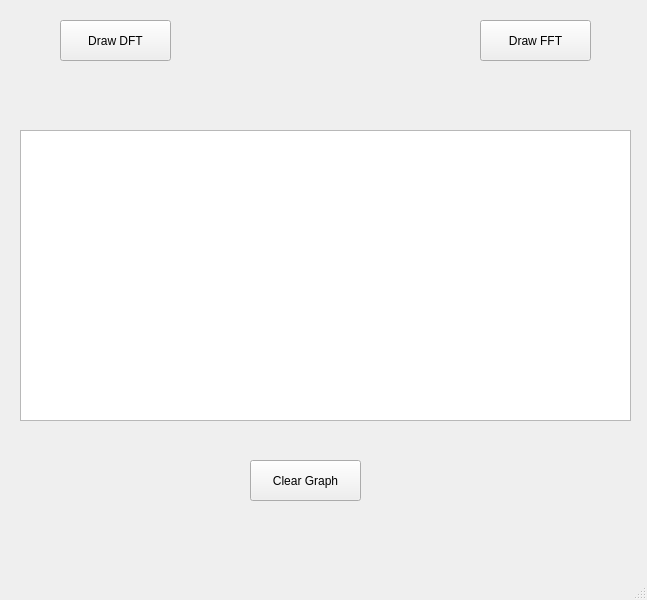
Old version of the form FFT/FFT.ui in the repository yasser1412/Magnitude-phase-Mixer.
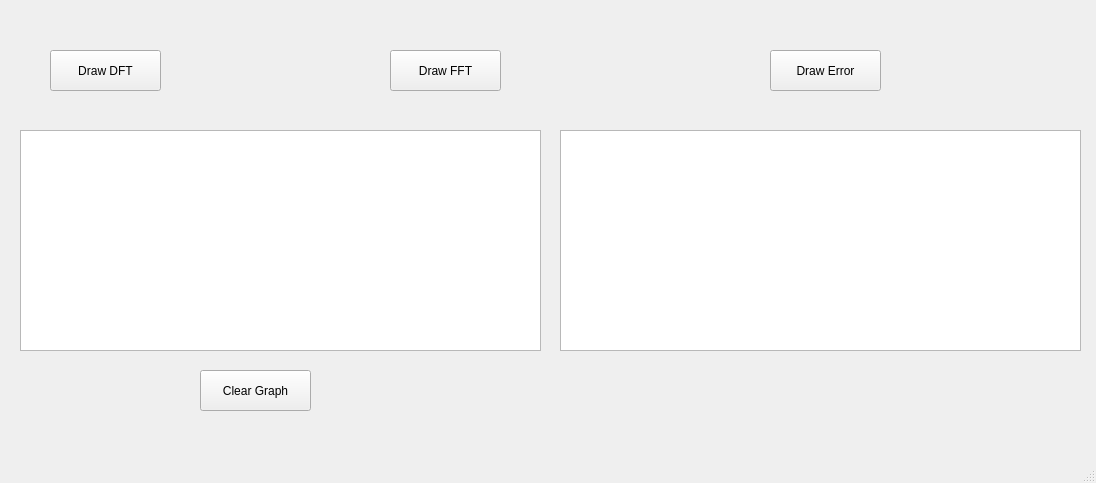
New version of the form. Custom widgets are drawn as their Qt base class.

Diff of the .ui file:
```diff
--- a/FFT/FFT.ui
+++ b/FFT/FFT.ui
@@ -6,8 +6,8 @@
    <rect>
     <x>0</x>
     <y>0</y>
-    <width>647</width>
-    <height>600</height>
+    <width>1096</width>
+    <height>483</height>
    </rect>
   </property>
   <property name="windowTitle">
@@ -17,8 +17,8 @@
    <widget class="QPushButton" name="dftBtn">
     <property name="geometry">
      <rect>
-      <x>60</x>
-      <y>20</y>
+      <x>50</x>
+      <y>50</y>
       <width>111</width>
       <height>41</height>
      </rect>
@@ -30,8 +30,8 @@
    <widget class="QPushButton" name="fftBtn">
     <property name="geometry">
      <rect>
-      <x>480</x>
-      <y>20</y>
+      <x>390</x>
+      <y>50</y>
       <width>111</width>
       <height>41</height>
      </rect>
@@ -45,16 +45,16 @@
      <rect>
       <x>20</x>
       <y>130</y>
-      <width>611</width>
-      <height>291</height>
+      <width>521</width>
+      <height>221</height>
      </rect>
     </property>
    </widget>
    <widget class="QPushButton" name="clrBtn">
     <property name="geometry">
      <rect>
-      <x>250</x>
-      <y>460</y>
+      <x>200</x>
+      <y>370</y>
       <width>111</width>
       <height>41</height>
      </rect>
@@ -63,6 +63,29 @@
      <string>Clear Graph</string>
     </property>
    </widget>
+   <widget class="PlotWidget" name="plotHere_2">
+    <property name="geometry">
+     <rect>
+      <x>560</x>
+      <y>130</y>
+      <width>521</width>
+      <height>221</height>
+     </rect>
+    </property>
+   </widget>
+   <widget class="QPushButton" name="errorBtn">
+    <property name="geometry">
+     <rect>
+      <x>770</x>
+      <y>50</y>
+      <width>111</width>
+      <height>41</height>
+     </rect>
+    </property>
+    <property name="text">
+     <string>Draw Error</string>
+    </property>
+   </widget>
   </widget>
   <widget class="QMenuBar" name="menubar">
    <property name="geometry">
```
Left out of the diff: 2 changed lines with no effect on the pictures.
